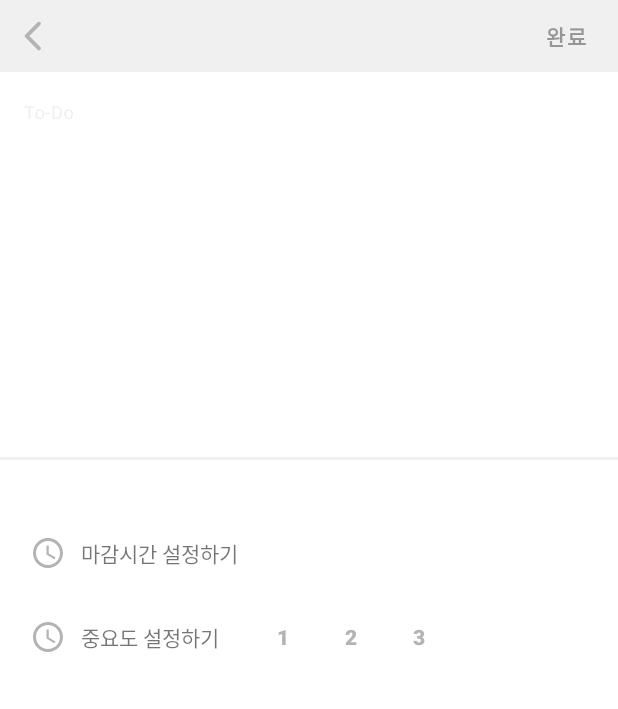
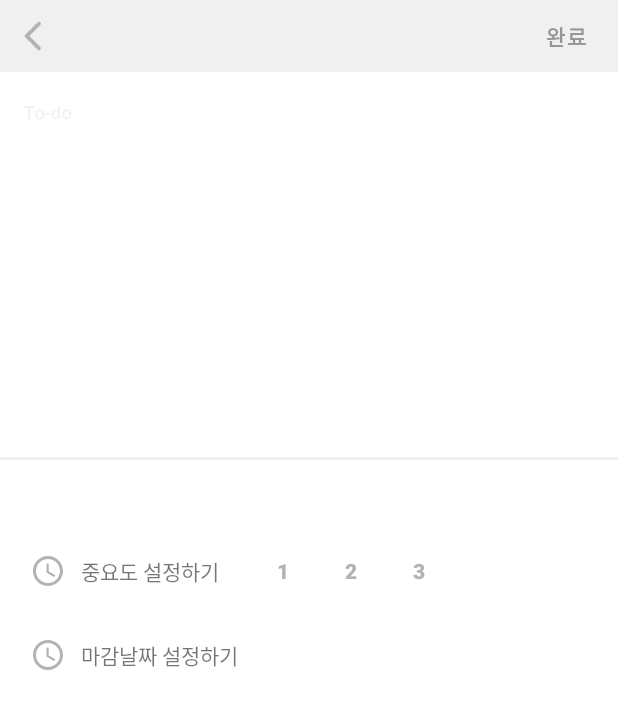
Before and after one commit to KimYuJeongg/DoDo, an Android app: the AddActivity screen opened directly, with no data from a screen before it, on a phone screen of 412 x 824 dp. Shown: the top 709 px of the screen. Run offline under Robolectric (Android 15) with nearby library versions, the phone set to English and light mode, and no system bars.

Commit message:
Change add activity layout

```diff
--- a/app/src/main/AndroidManifest.xml
+++ b/app/src/main/AndroidManifest.xml
@@ -9,9 +9,6 @@
         android:roundIcon="@mipmap/ic_launcher_round"
         android:supportsRtl="true"
         android:theme="@style/Theme.DoDo">
-        <activity
-            android:name=".DeadlineDialog"
-            android:exported="false" />
         <activity
             android:name=".AddActivity"
             android:exported="true"
--- a/app/src/main/java/com/sample/dodo/DeadlineDialog.java
+++ /dev/null
@@ -1,14 +0,0 @@
-package com.sample.dodo;
-
-import androidx.appcompat.app.AppCompatActivity;
-
-import android.os.Bundle;
-
-public class DeadlineDialog extends AppCompatActivity {
-
-    @Override
-    protected void onCreate(Bundle savedInstanceState) {
-        super.onCreate(savedInstanceState);
-        setContentView(R.layout.dialog_deadline);
-    }
-}
--- /dev/null
+++ b/app/src/main/res/drawable/ic_alarm.xml
@@ -0,0 +1,10 @@
+<vector xmlns:android="http://schemas.android.com/apk/res/android"
+    android:width="26dp"
+    android:height="26dp"
+    android:tint="@color/gray_2"
+    android:viewportWidth="24"
+    android:viewportHeight="24">
+    <path
+        android:fillColor="@android:color/white"
+        android:pathData="M19.29,17.29L18,16v-5c0,-3.07 -1.64,-5.64 -4.5,-6.32L13.5,4c0,-0.83 -0.67,-1.5 -1.5,-1.5s-1.5,0.67 -1.5,1.5v0.68C7.63,5.36 6,7.92 6,11v5l-1.29,1.29c-0.63,0.63 -0.19,1.71 0.7,1.71h13.17c0.9,0 1.34,-1.08 0.71,-1.71zM16,17L8,17v-6c0,-2.48 1.51,-4.5 4,-4.5s4,2.02 4,4.5v6zM12,22c1.1,0 2,-0.9 2,-2h-4c0,1.1 0.89,2 2,2z" />
+</vector>
--- a/app/src/main/res/drawable/ic_time.xml
+++ b/app/src/main/res/drawable/ic_time.xml
@@ -1,13 +1,5 @@
-<vector xmlns:android="http://schemas.android.com/apk/res/android"
-    android:width="24dp"
-    android:height="24dp"
-    android:tint="#B3B3B3"
-    android:viewportWidth="24"
-    android:viewportHeight="24">
-    <path
-        android:fillColor="@android:color/white"
-        android:pathData="M11.99,2C6.47,2 2,6.48 2,12s4.47,10 9.99,10C17.52,22 22,17.52 22,12S17.52,2 11.99,2zM12,20c-4.42,0 -8,-3.58 -8,-8s3.58,-8 8,-8 8,3.58 8,8 -3.58,8 -8,8z" />
-    <path
-        android:fillColor="@android:color/white"
-        android:pathData="M12.5,7H11v6l5.25,3.15 0.75,-1.23 -4.5,-2.67z" />
+<vector android:height="24dp" android:tint="#B3B3B3"
+    android:viewportHeight="24" android:viewportWidth="24"
+    android:width="24dp" xmlns:android="http://schemas.android.com/apk/res/android">
+    <path android:fillColor="@android:color/white" android:pathData="M11.99,2C6.47,2 2,6.48 2,12s4.47,10 9.99,10C17.52,22 22,17.52 22,12S17.52,2 11.99,2zM12,20c-4.42,0 -8,-3.58 -8,-8s3.58,-8 8,-8 8,3.58 8,8 -3.58,8 -8,8zM11.78,7h-0.06c-0.4,0 -0.72,0.32 -0.72,0.72v4.72c0,0.35 0.18,0.68 0.49,0.86l4.15,2.49c0.34,0.2 0.78,0.1 0.98,-0.24 0.21,-0.34 0.1,-0.79 -0.25,-0.99l-3.87,-2.3L12.5,7.72c0,-0.4 -0.32,-0.72 -0.72,-0.72z"/>
 </vector>
--- a/app/src/main/res/layout/activity_add.xml
+++ b/app/src/main/res/layout/activity_add.xml
@@ -26,7 +26,7 @@
             android:layout_alignParentRight="true"
             android:layout_centerVertical="true"
             android:background="@color/transparent"
-            android:text="완료"
+            android:text="@string/complete"
             android:textColor="@color/gray_3"
             android:textStyle="bold" />
     </RelativeLayout>
@@ -43,7 +43,7 @@
             android:layout_marginTop="10dp"
             android:background="@color/white"
             android:gravity="top"
-            android:hint="To-Do"
+            android:hint="@string/to_do"
             android:maxLength="200"
             android:textColor="@color/gray_4" />
     </com.google.android.material.textfield.TextInputLayout>
@@ -58,28 +58,7 @@
         <LinearLayout
             android:layout_width="match_parent"
             android:layout_height="wrap_content"
-            android:gravity="center_vertical"
-            android:onClick="setDeadLine"
-            android:orientation="horizontal"
-            android:paddingLeft="20dp">
 
-            <ImageView
-                android:id="@+id/timeIcon"
-                android:layout_width="wrap_content"
-                android:layout_height="wrap_content"
-                app:srcCompat="@drawable/ic_time" />
-
-            <TextView
-                android:layout_width="wrap_content"
-                android:layout_height="wrap_content"
-                android:layout_marginStart="10dp"
-                android:text="마감시간 설정하기" />
-        </LinearLayout>
-
-        <LinearLayout
-            android:layout_width="match_parent"
-            android:layout_height="wrap_content"
-            android:layout_marginTop="20dp"
             android:gravity="center_vertical"
             android:orientation="horizontal"
             android:paddingLeft="20dp">
@@ -94,7 +73,7 @@
                 android:layout_width="wrap_content"
                 android:layout_height="wrap_content"
                 android:layout_marginStart="10dp"
-                android:text="중요도 설정하기" />
+                android:text="@string/set_importance" />
 
             <Button
                 android:id="@+id/importance1"
@@ -125,5 +104,52 @@
                 android:text="3" />
 
         </LinearLayout>
+
+        <LinearLayout
+            android:layout_width="match_parent"
+            android:layout_height="wrap_content"
+            android:gravity="center_vertical"
+            android:layout_marginTop="20dp"
+            android:onClick="setDeadLine"
+            android:orientation="horizontal"
+            android:paddingLeft="20dp">
+
+            <ImageView
+                android:id="@+id/timeIcon"
+                android:layout_width="wrap_content"
+                android:layout_height="wrap_content"
+                app:srcCompat="@drawable/ic_time" />
+
+            <TextView
+                android:layout_width="wrap_content"
+                android:layout_height="wrap_content"
+                android:layout_marginStart="10dp"
+                android:text="@string/set_deadline" />
+        </LinearLayout>
+
+        <LinearLayout
+            android:layout_width="match_parent"
+            android:layout_height="wrap_content"
+            android:gravity="center_vertical"
+            android:layout_marginTop="20dp"
+            android:orientation="horizontal"
+            android:onClick="setAlarm"
+            android:visibility="invisible"
+            android:paddingLeft="20dp">
+
+            <ImageView
+                android:id="@+id/alarmIcon"
+                android:layout_width="wrap_content"
+                android:layout_height="wrap_content"
+                app:srcCompat="@drawable/ic_alarm" />
+
+            <TextView
+                android:layout_width="wrap_content"
+                android:layout_height="wrap_content"
+                android:layout_marginStart="10dp"
+                android:text="@string/set_alarm" />
+        </LinearLayout>
+
+
     </LinearLayout>
 </LinearLayout>
--- a/app/src/main/res/layout/dialog_deadline.xml
+++ /dev/null
@@ -1,9 +0,0 @@
-<?xml version="1.0" encoding="utf-8"?>
-<androidx.constraintlayout.widget.ConstraintLayout xmlns:android="http://schemas.android.com/apk/res/android"
-    xmlns:app="http://schemas.android.com/apk/res-auto"
-    xmlns:tools="http://schemas.android.com/tools"
-    android:layout_width="match_parent"
-    android:layout_height="match_parent"
-    tools:context=".DeadlineDialog">
-
-</androidx.constraintlayout.widget.ConstraintLayout>
--- a/app/src/main/res/values/strings.xml
+++ b/app/src/main/res/values/strings.xml
@@ -10,4 +10,10 @@
     <string name="menu_home">Home</string>
     <string name="menu_gallery">Gallery</string>
     <string name="menu_slideshow">Slideshow</string>
+
+    <string name="complete">완료</string>
+    <string name="to_do">To-do</string>
+    <string name="set_importance">중요도 설정하기</string>
+    <string name="set_deadline">마감날짜 설정하기</string>
+    <string name="set_alarm">알람 설정하기</string>
 </resources>
```
